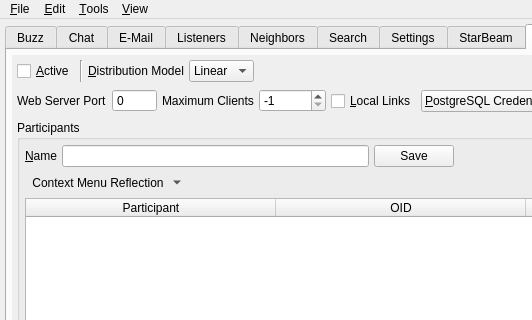
Above: branches/trunk/UI/spot-on-controlcenter.ui from textbrowser/spot-on before the change; both pictures show x 0 to 532 and y 0 to 320 of the 800 by 700 pixel window. Below: the same form after it.
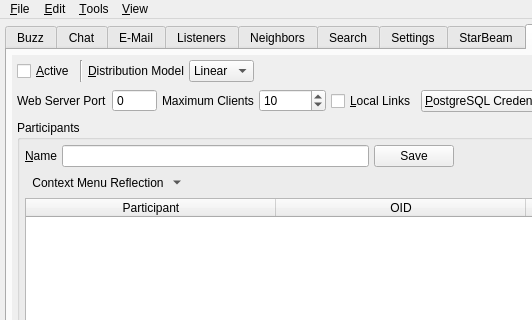
That is the form after the change. The open tabs and pages were chosen to show the change. Icons and pictures are not drawn. Custom widgets are drawn as their Qt base class.

Commit message: Review soss_maximum_clients.

The edit to the form file:
```diff
--- a/branches/trunk/UI/spot-on-controlcenter.ui
+++ b/branches/trunk/UI/spot-on-controlcenter.ui
@@ -8245,13 +8245,13 @@
               <item>
                <widget class="QSpinBox" name="soss_maximum_clients">
                 <property name="minimum">
-                 <number>-1</number>
+                 <number>1</number>
                 </property>
                 <property name="maximum">
                  <number>999999999</number>
                 </property>
                 <property name="value">
-                 <number>-1</number>
+                 <number>10</number>
                 </property>
                </widget>
               </item>
```
The commit also changes 1 other file.
